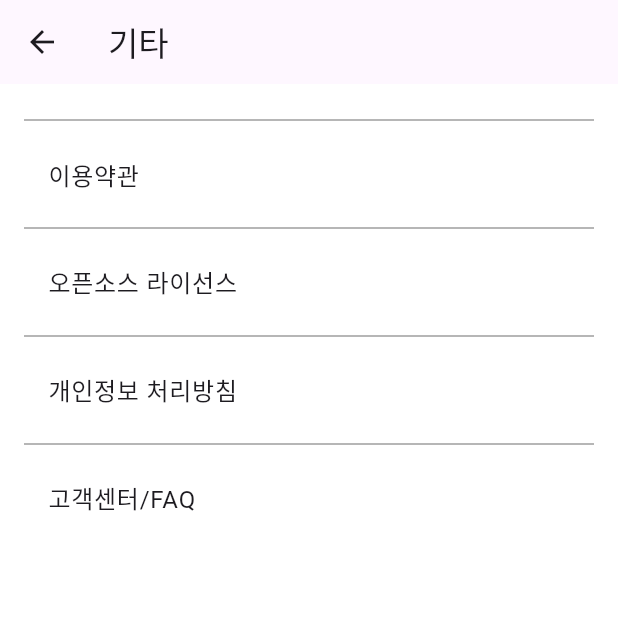
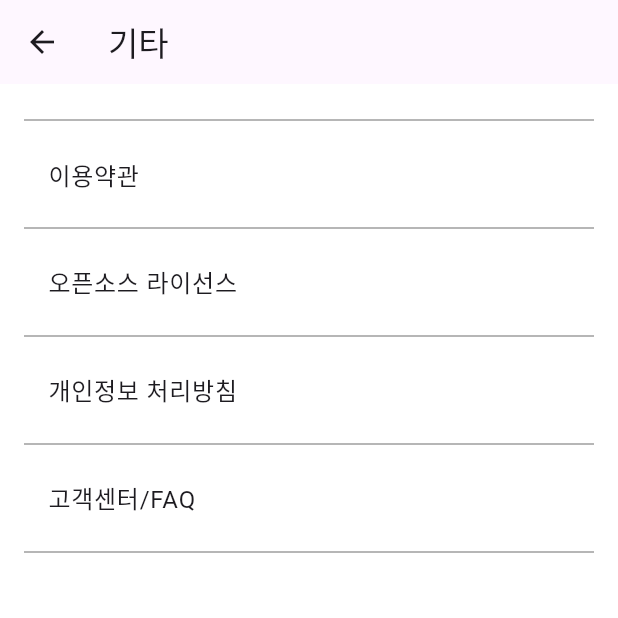
Before and after one commit to TABA-4-Roses-1-Thorn/daboa_front, a Flutter app: the HelpScreen screen opened directly, on a phone screen of 412 x 824 dp, the top half of it. Run offline on Flutter 3.47's test engine with Material 3 defaults, Android fonts, the phone set to English and light mode, and no system bars; our stand-ins replace fl_chart, shared_preferences; accounts and stored records are empty.

Commit message:
구분선 추가

```diff
--- a/lib/screens/help_screen.dart
+++ b/lib/screens/help_screen.dart
@@ -38,6 +38,7 @@ class HelpScreen extends StatelessWidget {
                 // 고객센터/FAQ 화면으로 이동
               },
             ),
+            Divider(color: Colors.grey),
           ],
         ),
       ),
```
